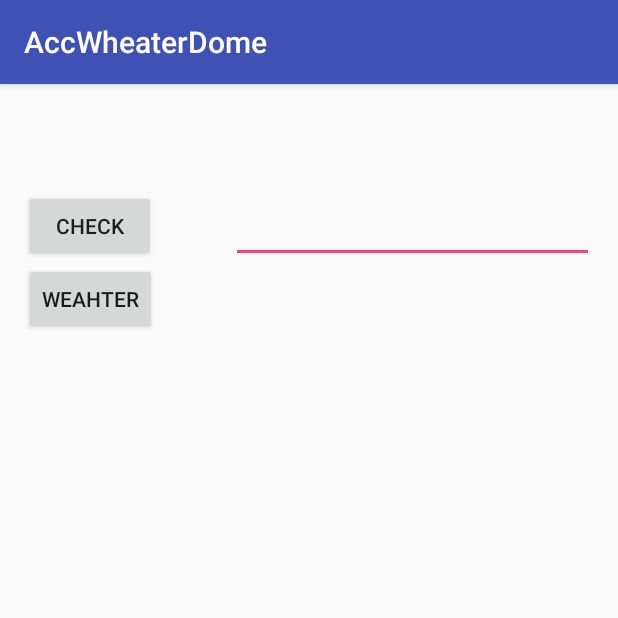
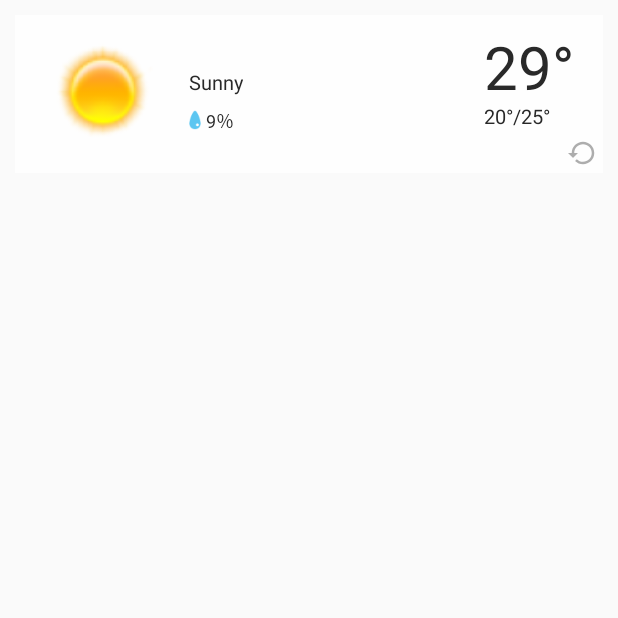
Before and after one commit to YukaiXin/AccWeahterDome, an Android app: the screen it shows after launch (MainActivity before the commit, WeatherActivity after it), on a phone screen of 412 x 824 dp, the top half of it. Run offline under Robolectric (Android 15) with nearby library versions, the phone set to English and light mode, and no system bars; libraries missing offline, so code that uses them is left out: com.fastaccess.permission; 2 statements that could not run were skipped.

Commit message:
完成天气信息显示

```diff
--- a/app/src/main/java/com/kxyu/accwheaterdome/MainActivity.java
+++ b/app/src/main/java/com/kxyu/accwheaterdome/MainActivity.java
@@ -2,8 +2,6 @@ package com.kxyu.accwheaterdome;
 
 import android.content.Context;
 import android.content.Intent;
-import android.location.Location;
-import android.location.LocationManager;
 import android.os.AsyncTask;
 import android.os.Bundle;
 import android.support.v7.app.AppCompatActivity;
@@ -35,13 +33,6 @@ public class MainActivity extends AppCompatActivity implements View.OnClickListe
     String j1 = null;
     String j2 = null;
     String key;
-
-    LocationManager locationManager;
-    Location location;
-
-    HttpURLConnection urlConnection = null;
-    String result = "";
-    URL url;
 
     @Override
     protected void onCreate(Bundle savedInstanceState) {
--- a/app/src/main/java/com/kxyu/accwheaterdome/weather/WeatherActivity.java
+++ b/app/src/main/java/com/kxyu/accwheaterdome/weather/WeatherActivity.java
@@ -2,6 +2,7 @@ package com.kxyu.accwheaterdome.weather;
 
 import android.Manifest;
 import android.app.Activity;
+import android.app.WallpaperManager;
 import android.content.Context;
 import android.content.Intent;
 import android.content.pm.PackageManager;
@@ -18,6 +19,7 @@ import android.support.v4.app.ActivityCompat;
 import android.support.v7.app.AppCompatActivity;
 import android.util.Log;
 import android.view.View;
+import android.view.WindowManager;
 import android.widget.Toast;
 
 import com.fastaccess.permission.base.PermissionHelper;
@@ -31,7 +33,6 @@ public class WeatherActivity extends AppCompatActivity implements OnPermissionCa
 
     final String TAG = "kxyu_GPS";
 
-
     WeatherShow weatherShow;
     private PermissionHelper mPermissionHelper;
     private final static String[] MULTI_PERMISSIONS = new String[]{
@@ -42,7 +43,13 @@ public class WeatherActivity extends AppCompatActivity implements OnPermissionCa
     protected void onCreate(Bundle savedInstanceState) {
 
         super.onCreate(savedInstanceState);
+        getWindow().clearFlags(WindowManager.LayoutParams.FLAG_TRANSLUCENT_STATUS);
+        getWindow().setStatusBarColor(0x99000000);
+
+        this.getWindow().setBackgroundDrawable(WallpaperManager.getInstance(this).getDrawable());
+
         setContentView(R.layout.weather_activity);
+
         initViewAndData();
     }
 
@@ -50,6 +57,7 @@ public class WeatherActivity extends AppCompatActivity implements OnPermissionCa
 
         weatherShow = (WeatherShow) findViewById(R.id.weather_layout);
         weatherShow.setVisibility(View.VISIBLE);
+        weatherShow.setWeatherActivity(this);
         checkPermissions();
         locationManager = (LocationManager) this.getSystemService(Context.LOCATION_SERVICE);
         openGPSSettings();
@@ -73,7 +81,7 @@ public class WeatherActivity extends AppCompatActivity implements OnPermissionCa
         }
     }
 
-    private void getLocation() {
+    public void getLocation() {
         // 查找到服务信息
         Criteria criteria = new Criteria();
         criteria.setAccuracy(Criteria.ACCURACY_LOW); // 设置精度　高　低
@@ -89,15 +97,15 @@ public class WeatherActivity extends AppCompatActivity implements OnPermissionCa
             return;
         }
         Location location = locationManager.getLastKnownLocation(locationManager.NETWORK_PROVIDER); // 通过GPS获取位置
-        updateToNewLocation(location);
+        weatherShow.loadWheaterCard(location);
        // 设置监听器，自动更新的最小时间为间隔N秒(1秒为1*1000，这样写主要为了方便)或最小位移变化超过N米
         locationManager.requestLocationUpdates(locationManager.GPS_PROVIDER, 1 * 1000*600, 5,
                 locationListener);
     }
 
 
-    private void updateToNewLocation(Location location) {
-        weatherShow.loadWheaterCard(location);
+//    private void updateToNewLocation(Location location) {
+//        weatherShow.loadWheaterCard(location);
 //        if (location != null) {
 //            double  latitude = location.getLatitude();
 //            double longitude= location.getLongitude();
@@ -105,14 +113,14 @@ public class WeatherActivity extends AppCompatActivity implements OnPermissionCa
 //        } else {
 //            LocationName.setText("无法获取地理信息");
 //        }
-    }
+//    }
 
     private LocationListener locationListener = new LocationListener() {
         /**
          * 位置信息变化时触发
          */
         public void onLocationChanged(Location location) {
-            updateToNewLocation(location);
+            weatherShow.loadWheaterCard(location);
             Log.i(TAG, "时间：" + location.getTime());
             Log.i(TAG, "经度：" + location.getLongitude());
             Log.i(TAG, "纬度：" + location.getLatitude());
@@ -150,7 +158,7 @@ public class WeatherActivity extends AppCompatActivity implements OnPermissionCa
                 ActivityCompat.requestPermissions((Activity) getApplicationContext(), new String[]{Manifest.permission.ACCESS_COARSE_LOCATION, Manifest.permission.ACCESS_FINE_LOCATION}, 100);
             }
             Location location = locationManager.getLastKnownLocation(provider);
-            updateToNewLocation (location);
+            weatherShow.loadWheaterCard(location);
         }
 
         /**
--- a/app/src/main/java/com/kxyu/accwheaterdome/weather/WeatherShow.java
+++ b/app/src/main/java/com/kxyu/accwheaterdome/weather/WeatherShow.java
@@ -9,6 +9,8 @@ import android.text.TextUtils;
 import android.util.AttributeSet;
 import android.util.Log;
 import android.view.View;
+import android.view.animation.Animation;
+import android.view.animation.AnimationUtils;
 import android.widget.ImageView;
 import android.widget.RelativeLayout;
 import android.widget.TextView;
@@ -28,23 +30,29 @@ import okhttp3.Call;
 /**
  * Created by kxyu on 16-10-26.
  */
-public class WeatherShow extends RelativeLayout{
+public class WeatherShow extends RelativeLayout implements View.OnClickListener{
 
     public final static int ININT_WEATHER = 1;
-
+    public final String DEFAULT_CITY = "上海";
+    String apiKey = "c272988005344bafb66feba23e8b306e";
+    public final String DEFAULT_CITY_URL ="http://apidev.accuweather.com/currentconditions/v1/106577.json?language=zh&apikey=" + apiKey + "&details=true";
+    WeatherActivity weatherActivity;
     View mView;
     WeatherData weatherData;
     String key;
     String LocationName = null;
-    String apiKey = "c272988005344bafb66feba23e8b306e";
     Context mContext;
-
+    private TextView mWeatherText;
+    private TextView mTemperature;
+    private TextView mHumidity;
+    private TextView mWeather_Range_temperature;
     public Handler mHandler;
+    private ImageView mRetryBtn;
 
     ImageView mWeatherIcon;
     TextView  mLocationName;
     RelativeLayout relativeLayout;
-    TextView  mWeatherText;
+
 
     public WeatherShow(Context context) {
         super(context, null);
@@ -64,13 +72,25 @@ public class WeatherShow extends RelativeLayout{
         initView(context);
     }
 
+    public void setWeatherActivity(WeatherActivity weatherActivity){
+        this.weatherActivity = weatherActivity;
+    }
+
     private View initView(Context context) {
+
 
         mView = inflate(context, R.layout.weather_layout, this);
         relativeLayout = (RelativeLayout) mView.findViewById(R.id.weather_layout);
-        relativeLayout.setBackgroundResource(R.mipmap.shanghai);
         mWeatherIcon = (ImageView) mView.findViewById(R.id.weather_icon);
-        mLocationName = (TextView) mView.findViewById(R.id.location_name);
+        mLocationName = (TextView) mView.findViewById(R.id.weather_location_tv);
+
+        mTemperature = (TextView) findViewById(R.id.weather_temperature_tv);
+        mWeatherText = (TextView) findViewById(R.id.weather_text);
+        mHumidity = (TextView) findViewById(R.id.weather_humidity);
+        mWeather_Range_temperature = (TextView) findViewById(R.id.weather_HL_temperature);
+        mRetryBtn = (ImageView) findViewById(R.id.retry);
+        mRetryBtn.setOnClickListener(this);
+
         mHandler = new Handler() {
             @Override
             public void handleMessage(Message msg) {
@@ -90,7 +110,7 @@ public class WeatherShow extends RelativeLayout{
     public void loadWheaterCard(Location location) {
         Log.d("weather_debug", "(loadWheaterCard)location = " + location);
 
-        String URL = "http://apidev.accuweather.com/currentconditions/v1/202396.json?language=en&apikey=" + apiKey + "&details=true";
+        String URL = DEFAULT_CITY_URL;
         if (location != null) {
             String Lo = String.valueOf(location.getLongitude());
             String La = String.valueOf(location.getLatitude());
@@ -104,16 +124,31 @@ public class WeatherShow extends RelativeLayout{
 
     private void initWeatherItemView() {
 
-        if (TextUtils.isEmpty(LocationName)) {
-            LocationName = "Delhi";
-        }
-        mLocationName.setText(LocationName);
+
         final String packageName = mContext.getPackageName();
         Resources resources = mContext.getResources();
         int  imageID = resources.getIdentifier("weather_" + weatherData.WeatherIcon, "mipmap", packageName);
         mWeatherIcon.setImageResource(imageID);
+
+        double value = Double.valueOf(weatherData.temperature.metric.Value);
+
+        mTemperature.setText(Math.round(value) + "°");
+        mHumidity.setText(weatherData.RelativeHumidity + "%");
+        mWeatherText.setText(weatherData.WeatherText);
+
+        double miniValue = Double.valueOf(weatherData.temperatureSummary.past24HourRange.minimum.metric.Value);
+        double maxiValue = Double.valueOf(weatherData.temperatureSummary.past24HourRange.maximum.metric.Value);
+
+        mTemperature.setText(Math.round(value) + "°");
+
+        mWeather_Range_temperature.setText(Math.round(miniValue)+ "°/"+Math.round(maxiValue)+"°");
+        Log.i("kxyu_weather", "id : " + weatherData.WeatherIcon + "   " + LocationName);
+        if (TextUtils.isEmpty(LocationName)) {
+            LocationName = DEFAULT_CITY;
+        }
+        mLocationName.setText(LocationName);
+
     }
-
 
     private void getWeather(String url, final boolean req) {
 
@@ -121,13 +156,6 @@ public class WeatherShow extends RelativeLayout{
             @Override
             public void onError(Call call, Exception e, int id) {
                 Log.i("kxyu_weather", "ERROR : "+e);
-//                Gson gson = new Gson();
-//                LocationName = FileUtils.readFile(getContext(), WEATHER_FILE_ONE);
-//                String txt = FileUtils.readFile(getContext(), WEATHER_FILE_TWO);
-//                if (!TextUtils.isEmpty(txt)) {
-//                    weatherData = gson.fromJson(txt.trim(), WeatherData.class);
-//                   initWeatherItemView();
-//                }
             }
 
             @Override
@@ -142,9 +170,8 @@ public class WeatherShow extends RelativeLayout{
                     JSONObject jsonPart = arr.getJSONObject(0);
                     Log.i("kxyu_weather", " LocationName : " + LocationName);
                     LocationName = jsonPart.getString("EnglishName");
-                   // FileUtils.writeFile(getContext(), WEATHER_FILE_ONE, LocationName, true);
                     key = jsonPart.getString("Key");
-                    String url = "http://apidev.accuweather.com/currentconditions/v1/" + key + ".json?language=en&apikey=c272988005344bafb66feba23e8b306e&details=true";
+                    String url = "http://apidev.accuweather.com/currentconditions/v1/" + key + ".json?language=zh&apikey="+apiKey+"&details=true";
                     getWeather(url, false);
                 } else {
                     response = response.substring(1, response.length() - 1);
@@ -153,7 +180,6 @@ public class WeatherShow extends RelativeLayout{
                     } catch (Exception e) {
                         Log.i("kxyu_weather","success "+e);
                     }
-//                    FileUtils.writeFile(getContext(), WEATHER_FILE_TWO, response, true);
                     mHandler.sendEmptyMessage(ININT_WEATHER);
 
                 }
@@ -161,4 +187,19 @@ public class WeatherShow extends RelativeLayout{
             }
         });
     }
+    private void showRefreshAnimation(Context context, View view) {
+        Animation animation = AnimationUtils.loadAnimation(context, R.anim.rotate);
+        animation.setRepeatMode(Animation.RESTART);
+        animation.setRepeatCount(Animation.INFINITE);
+        view.startAnimation(animation);
+    }
+    @Override
+    public void onClick(View v) {
+        if(v.getId() == R.id.retry){
+            showRefreshAnimation(mContext, mRetryBtn);
+            if(weatherActivity != null){
+                weatherActivity.getLocation();
+            }
+        }
+    }
 }
--- /dev/null
+++ b/app/src/main/res/drawable/reflash_card_btn.xml
@@ -0,0 +1,6 @@
+<vector android:height="24dp" android:viewportHeight="16.0"
+    android:viewportWidth="16.0" android:width="24dp" xmlns:android="http://schemas.android.com/apk/res/android">
+    <path android:fillColor="#ADADAD"
+        android:pathData="M8,2C4.687,2 2,4.687 2,8L0,8L2.593,10.593L2.64,10.687L5.333,8L3.333,8C3.333,5.42 5.42,3.333 8,3.333C10.58,3.333 12.667,5.42 12.667,8C12.667,10.58 10.58,12.667 8,12.667C6.713,12.667 5.547,12.14 4.707,11.293L3.76,12.24C4.847,13.327 6.34,14 8,14C11.313,14 14,11.313 14,8C14,4.687 11.313,2 8,2L8,2Z"
+        android:strokeColor="#00000000" android:strokeWidth="1"/>
+</vector>
--- a/app/src/main/res/layout/activity_main.xml
+++ b/app/src/main/res/layout/activity_main.xml
@@ -1,6 +1,5 @@
 <?xml version="1.0" encoding="utf-8"?>
 <RelativeLayout xmlns:android="http://schemas.android.com/apk/res/android"
-    xmlns:tools="http://schemas.android.com/tools"
     android:layout_width="match_parent"
     android:layout_height="match_parent"
     android:paddingBottom="@dimen/activity_vertical_margin"
@@ -8,8 +7,7 @@
     android:paddingRight="@dimen/activity_horizontal_margin"
     android:paddingTop="@dimen/activity_vertical_margin"
     android:orientation="vertical"
-    tools:context="com.kxyu.accwheaterdome.MainActivity">
-
+   >
 
     <LinearLayout
         android:layout_width="match_parent"
@@ -35,7 +33,6 @@
             android:layout_centerHorizontal="true"
             android:layout_marginLeft="50dp"
             android:layout_marginTop="42dp"/>
-
     </LinearLayout>
 
     <TextView
--- a/app/src/main/res/layout/weather_activity.xml
+++ b/app/src/main/res/layout/weather_activity.xml
@@ -1,5 +1,5 @@
 <?xml version="1.0" encoding="utf-8"?>
-<LinearLayout xmlns:android="http://schemas.android.com/apk/res/android"
+<RelativeLayout xmlns:android="http://schemas.android.com/apk/res/android"
     android:layout_width="match_parent"
     android:layout_height="match_parent">
 
@@ -7,6 +7,8 @@
     <com.kxyu.accwheaterdome.weather.WeatherShow
         android:layout_width="wrap_content"
         android:layout_height="wrap_content"
+        android:layout_margin="10dp"
         android:id="@+id/weather_layout"
         />
-</LinearLayout>
+
+</RelativeLayout>
--- a/app/src/main/res/layout/weather_layout.xml
+++ b/app/src/main/res/layout/weather_layout.xml
@@ -1,36 +1,130 @@
 <?xml version="1.0" encoding="utf-8"?>
 <RelativeLayout xmlns:android="http://schemas.android.com/apk/res/android"
     android:layout_width="match_parent"
-    android:layout_height="match_parent"
+    android:layout_height="105dp"
+    android:background="#ccffffff"
     >
 
-<ImageView
-    android:layout_width="match_parent"
-    android:layout_height="match_parent"
-    android:background="@mipmap/black_mask"
-    />
+    <ImageView
+        android:id="@+id/weather_icon"
+        android:layout_marginTop="3dp"
+        android:layout_width="76dp"
+        android:layout_height="76dp"
+        android:layout_marginLeft="20dp"
+        android:layout_gravity="center"
+        android:layout_centerVertical="true"
+        android:background="@mipmap/weather_1"
+        />
+
+    <LinearLayout
+        android:layout_toRightOf="@+id/weather_icon"
+        android:layout_width="wrap_content"
+        android:layout_height="match_parent"
+        android:layout_marginLeft="20dp"
+        android:orientation="vertical">
+
+
+        <TextView
+            android:id="@+id/weather_location_tv"
+            android:layout_width="wrap_content"
+            android:layout_height="wrap_content"
+            android:layout_gravity="left"
+            android:maxLines="2"
+            android:ellipsize="end"
+            android:maxWidth="150dp"
+            android:includeFontPadding="false"
+            android:layout_marginTop="16dp"
+            android:textColor="@color/weather_tc_color"
+            android:textSize="18sp"
+            android:textStyle="bold"
+            />
+        <TextView
+            android:id="@+id/weather_text"
+            android:layout_width="wrap_content"
+            android:layout_height="wrap_content"
+            android:textColor="#292929"
+            android:includeFontPadding="false"
+            android:layout_gravity="left"
+            android:ellipsize="end"
+            android:text="Sunny"
+            android:textSize="13sp"
+            />
+
+        <RelativeLayout
+            android:layout_width="wrap_content"
+            android:layout_height="wrap_content"
+            android:layout_gravity="left"
+            android:layout_marginTop="8dp"
+            android:orientation="horizontal">
+
+
+            <ImageView
+                android:id="@+id/weather_text_icon"
+                android:layout_width="wrap_content"
+                android:layout_height="wrap_content"
+                android:layout_centerVertical="true"
+                android:background="@mipmap/rain_chance_icon" />
+
+            <TextView
+                android:id="@+id/weather_humidity"
+                android:layout_width="wrap_content"
+                android:layout_height="wrap_content"
+                android:layout_toRightOf="@id/weather_text_icon"
+                android:layout_centerVertical="true"
+                android:includeFontPadding="false"
+                android:lines="1"
+                android:ellipsize="end"
+                android:text="9％"
+                android:layout_marginLeft="3dp"
+                android:textColor="#292929"
+                android:textSize="12sp" />
+        </RelativeLayout>
+    </LinearLayout>
 
 
     <LinearLayout
         android:layout_width="wrap_content"
-        android:layout_height="wrap_content"
+        android:layout_alignParentRight="true"
+        android:layout_height="match_parent"
+        android:paddingRight="19dp"
         android:orientation="vertical"
-        android:layout_centerHorizontal="true"
+        android:layout_marginTop="3dp"
         >
 
-        <ImageView
-            android:layout_width="100dp"
-            android:layout_height="100dp"
-            android:id="@+id/weather_icon"
-            />
+        <TextView
+            android:id="@+id/weather_temperature_tv"
+            android:layout_marginTop="9dp"
+            android:layout_width="wrap_content"
+            android:layout_height="wrap_content"
+            android:maxLines="1"
+            android:includeFontPadding="false"
+            android:text="29°"
+            android:textColor="#292929"
+            android:textSize="40sp"
+            android:textStyle="normal" />
+
 
         <TextView
+            android:id="@+id/weather_HL_temperature"
             android:layout_width="wrap_content"
             android:layout_height="wrap_content"
-            android:id="@+id/location_name"
-            android:textColor="#FFFFFF"
-            android:text="Shang hai"
-            />
+            android:maxLines="1"
+            android:includeFontPadding="false"
+            android:layout_gravity="left"
+            android:gravity="center"
+            android:text="20°/25°"
+            android:textColor="#282828"
+            android:textSize="13sp"/>
+    </LinearLayout>
 
-    </LinearLayout>
+    <ImageView
+        android:layout_width="20dp"
+        android:layout_height="20dp"
+        android:layout_alignParentBottom="true"
+        android:layout_alignParentRight="true"
+        android:layout_marginBottom="3dp"
+        android:layout_marginRight="3dp"
+        android:id="@+id/retry"
+        android:background="@drawable/reflash_card_btn" />
+
 </RelativeLayout>
--- a/app/src/main/res/values/colors.xml
+++ b/app/src/main/res/values/colors.xml
@@ -3,4 +3,6 @@
     <color name="colorPrimary">#3F51B5</color>
     <color name="colorPrimaryDark">#303F9F</color>
     <color name="colorAccent">#FF4081</color>
+    <color name="limegreen">#32CD32</color><!--橙绿色 -->
+    <color name="weather_tc_color">#292929</color>
 </resources>
--- a/app/src/main/res/values/strings.xml
+++ b/app/src/main/res/values/strings.xml
@@ -1,3 +1,3 @@
 <resources>
-    <string name="app_name">AccWheaterDome</string>
+    <string name="app_name">Hi Weather</string>
 </resources>
--- a/app/src/main/res/values/styles.xml
+++ b/app/src/main/res/values/styles.xml
@@ -1,7 +1,7 @@
 <resources>
 
     <!-- Base application theme. -->
-    <style name="AppTheme" parent="Theme.AppCompat.Light.DarkActionBar">
+    <style name="AppTheme" parent="Theme.AppCompat.Light.NoActionBar">
         <!-- Customize your theme here. -->
         <item name="colorPrimary">@color/colorPrimary</item>
         <item name="colorPrimaryDark">@color/colorPrimaryDark</item>
```
Also changed, not shown: app/src/main/AndroidManifest.xml (+1 -6 lines), app/src/main/java/com/kxyu/accwheaterdome/entry/WeatherData.java (+26 -27 lines), app/src/main/res/anim/item_bottom_in.xml (added, +13 -0 lines), app/src/main/res/anim/refresh_tip_alpha.xml (added, +7 -0 lines), app/src/main/res/anim/rotate.xml (added, +9 -0 lines), app/src/main/res/mipmap-xhdpi/rain_chance_icon.png (added).
